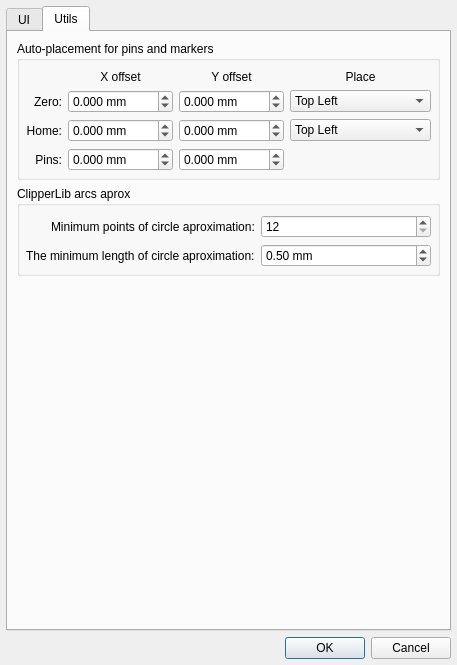
First picture: the form in GGEasy/settingsdialog.ui, repository XRay3D/GERBER_X3, before the edit.
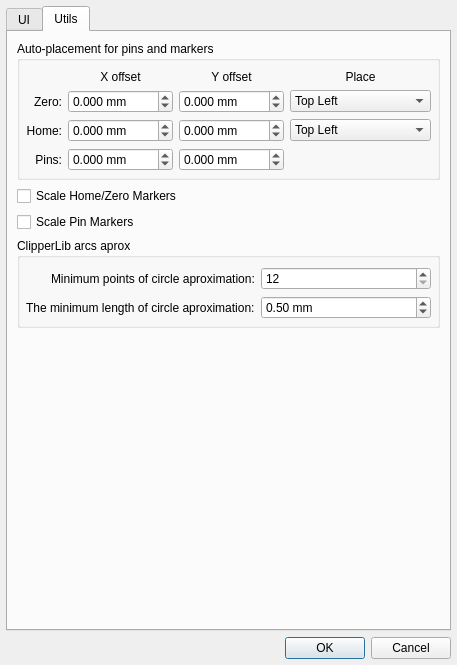
Second picture: the form after the edit. The open tabs and pages were chosen to show the change. Custom widgets are drawn as their Qt base class.

```diff
--- a/GGEasy/settingsdialog.ui
+++ b/GGEasy/settingsdialog.ui
@@ -558,6 +558,20 @@
          </layout>
         </widget>
        </item>
+       <item>
+        <widget class="QCheckBox" name="chbxScaleHZMarkers">
+         <property name="text">
+          <string>Scale Home/Zero Markers</string>
+         </property>
+        </widget>
+       </item>
+       <item>
+        <widget class="QCheckBox" name="chbxScalePinMarkers">
+         <property name="text">
+          <string>Scale Pin Markers</string>
+         </property>
+        </widget>
+       </item>
        <item>
         <widget class="QGroupBox" name="groupBox_4">
          <property name="title">
```
Left out of the diff: 9 changed lines with no effect on the pictures.
